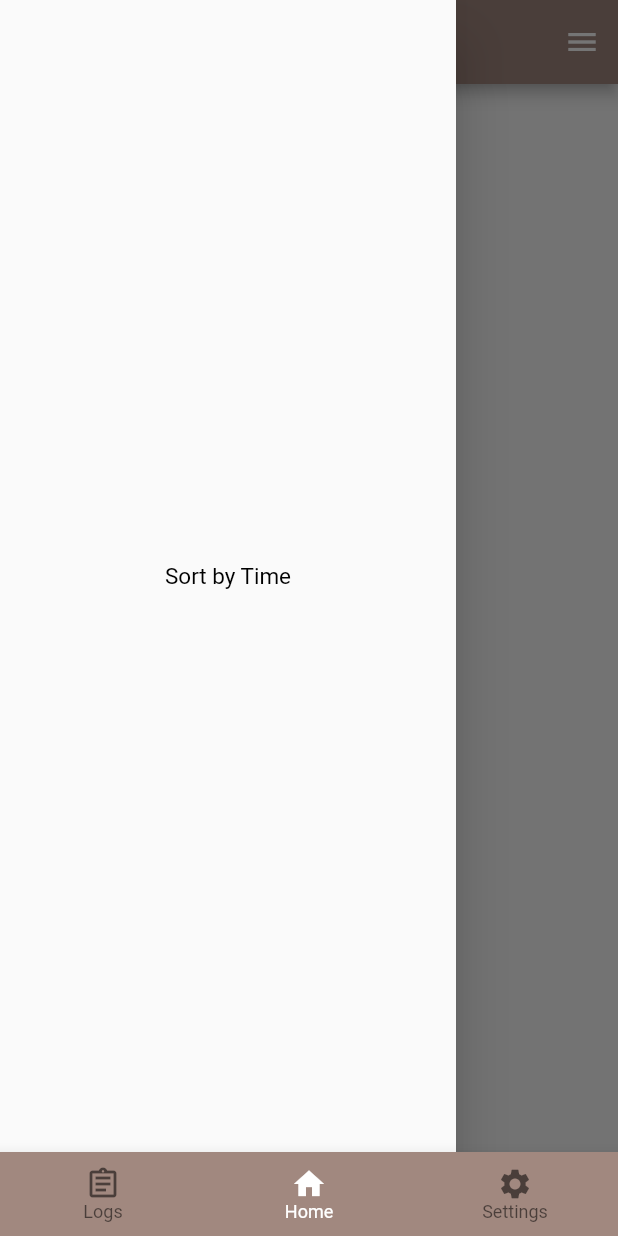
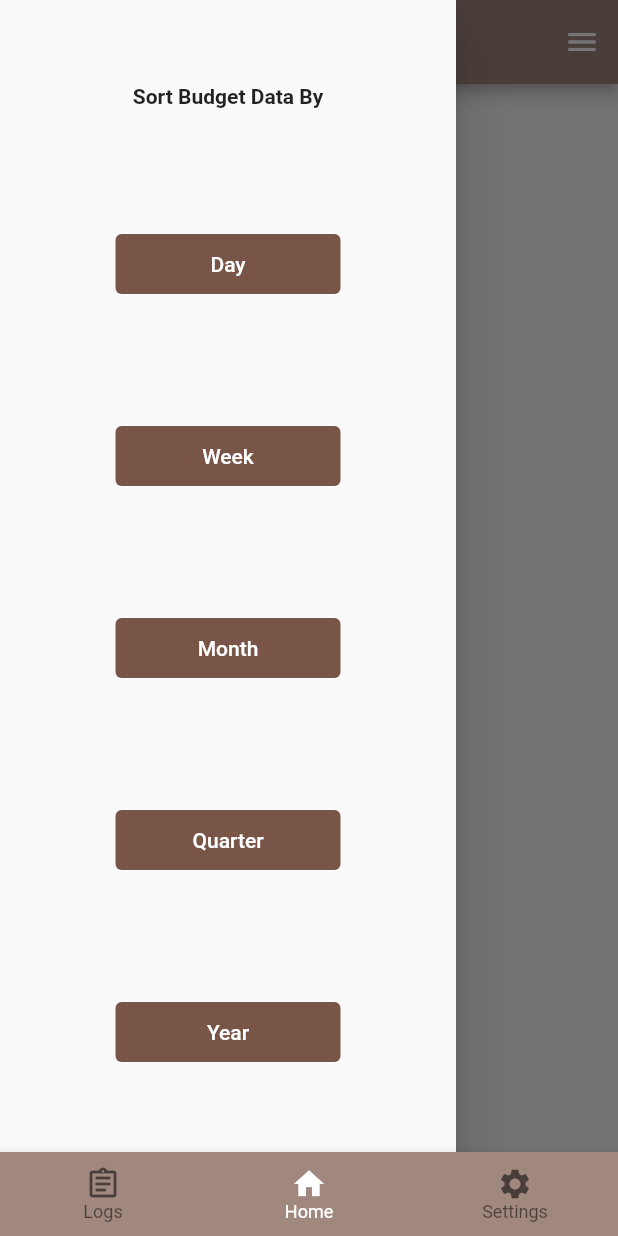
Before and after one commit to afutofu/budgeteer, a Flutter app: the screen it shows after launch, with the side drawer open, on a phone screen of 412 x 824 dp. Run offline on Flutter 3.47's test engine with Material 2 defaults, Android fonts, the phone set to English and light mode, and no system bars.

Commit message:
Created layout displaying buttons to sort data by
Can sort by day, week, month, quarter, and year.

```diff
--- a/lib/screens/home/time_interval_drawer.dart
+++ b/lib/screens/home/time_interval_drawer.dart
@@ -1,17 +1,76 @@
 import "package:flutter/material.dart";
 
 class TimeIntervalDrawer extends StatelessWidget {
+  final height = AppBar().preferredSize.height;
+
   @override
   Widget build(BuildContext context) {
     return Drawer(
-      child: Container(
-        child: Center(
-          child: Text(
-            "Sort by Time",
-            style: TextStyle(color: Colors.black, fontSize: 15),
-          ),
-        ),
-      ),
-    );
+        child: SafeArea(
+            child: Container(
+                padding: EdgeInsets.symmetric(vertical: height),
+                child: Column(
+                    mainAxisAlignment: MainAxisAlignment.spaceBetween,
+                    children: [
+                      Text(
+                        "Sort Budget Data By",
+                        style: TextStyle(fontWeight: FontWeight.bold),
+                      ),
+                      TextButton(
+                        style: ButtonStyle(
+                            foregroundColor:
+                                MaterialStateProperty.all<Color>(Colors.white),
+                            backgroundColor: MaterialStateProperty.all<Color>(
+                                Colors.brown[500]),
+                            minimumSize:
+                                MaterialStateProperty.all<Size>(Size(150, 40))),
+                        onPressed: () {},
+                        child: Text("Day"),
+                      ),
+                      TextButton(
+                        style: ButtonStyle(
+                            foregroundColor:
+                                MaterialStateProperty.all<Color>(Colors.white),
+                            backgroundColor: MaterialStateProperty.all<Color>(
+                                Colors.brown[500]),
+                            minimumSize:
+                                MaterialStateProperty.all<Size>(Size(150, 40))),
+                        onPressed: () {},
+                        child: Text("Week"),
+                      ),
+                      TextButton(
+                        style: ButtonStyle(
+                            foregroundColor:
+                                MaterialStateProperty.all<Color>(Colors.white),
+                            backgroundColor: MaterialStateProperty.all<Color>(
+                                Colors.brown[500]),
+                            minimumSize:
+                                MaterialStateProperty.all<Size>(Size(150, 40))),
+                        onPressed: () {},
+                        child: Text("Month"),
+                      ),
+                      TextButton(
+                        style: ButtonStyle(
+                            foregroundColor:
+                                MaterialStateProperty.all<Color>(Colors.white),
+                            backgroundColor: MaterialStateProperty.all<Color>(
+                                Colors.brown[500]),
+                            minimumSize:
+                                MaterialStateProperty.all<Size>(Size(150, 40))),
+                        onPressed: () {},
+                        child: Text("Quarter"),
+                      ),
+                      TextButton(
+                        style: ButtonStyle(
+                            foregroundColor:
+                                MaterialStateProperty.all<Color>(Colors.white),
+                            backgroundColor: MaterialStateProperty.all<Color>(
+                                Colors.brown[500]),
+                            minimumSize:
+                                MaterialStateProperty.all<Size>(Size(150, 40))),
+                        onPressed: () {},
+                        child: Text("Year"),
+                      ),
+                    ]))));
   }
 }
```
